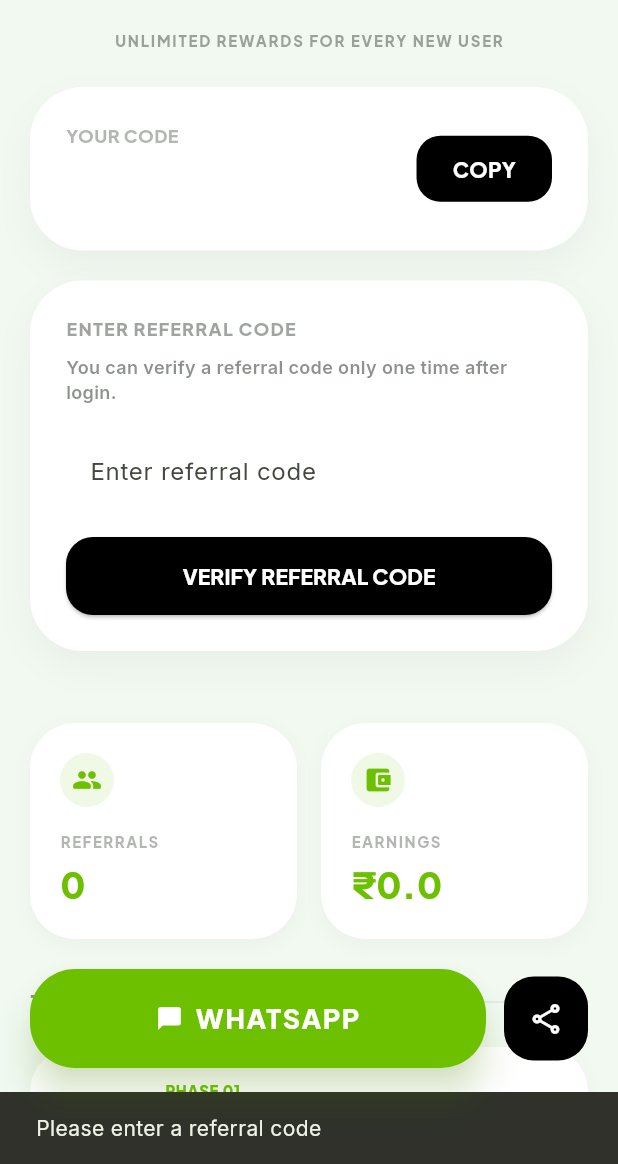
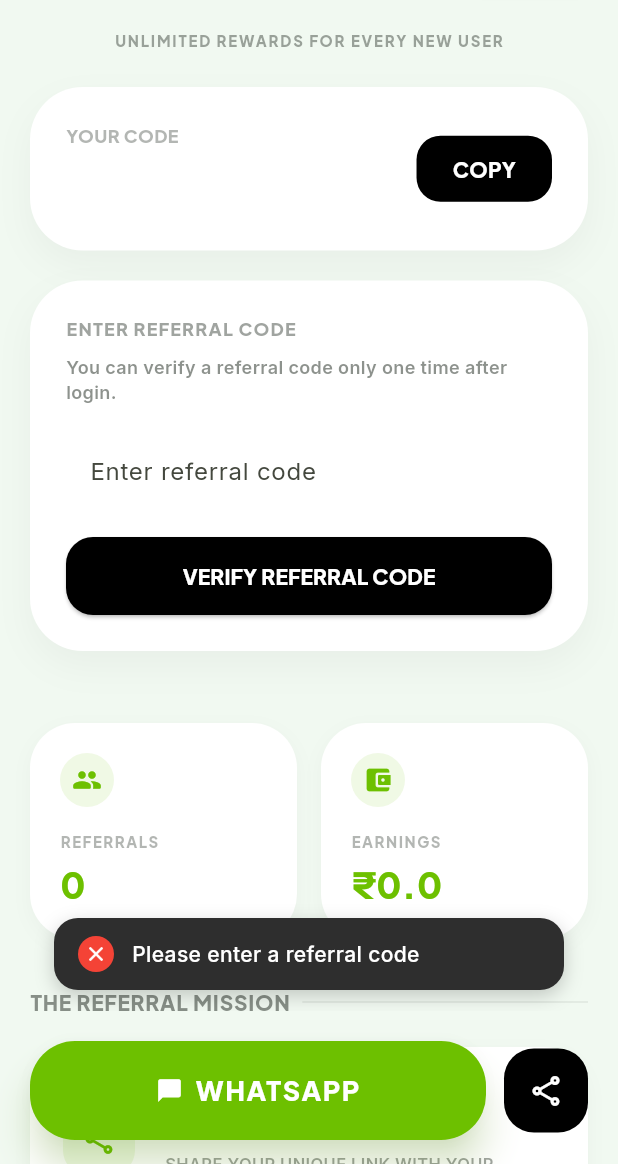
Before and after one commit to prathapprathap/rewards_mobile, a Flutter app: the ReferScreen screen opened directly, after a tap on "VERIFY REFERRAL CODE", on a phone screen of 412 x 824 dp, the part 72-1236 px from its top. Run offline on Flutter 3.47's test engine with Material 3 defaults, Android fonts, the phone set to English and light mode, and no system bars; our stand-ins replace device_info_plus, flutter_fortune_wheel, font_awesome_flutter, google_fonts, google_sign_in, share_plus and 2 more; missing offline and left inert: scratcher; accounts and stored records are empty; network calls fail.

Commit message:
popup changes

```diff
--- a/lib/screens/refer_screen.dart
+++ b/lib/screens/refer_screen.dart
@@ -8,6 +8,7 @@ import '../providers/user_provider.dart';
 import '../providers/settings_provider.dart';
 import '../services/api_service.dart';
 import '../widgets/wallet_symbol_icon.dart';
+import '../widgets/custom_toast.dart';
 
 class ReferScreen extends StatefulWidget {
   const ReferScreen({super.key});
@@ -278,9 +279,7 @@ class _ReferScreenState extends State<ReferScreen> {
           GestureDetector(
             onTap: () {
               Clipboard.setData(ClipboardData(text: code));
-              ScaffoldMessenger.of(
-                context,
-              ).showSnackBar(const SnackBar(content: Text('Code Copied!')));
+              CustomToast.show(context, 'Code Copied!');
             },
             child: Container(
               padding: const EdgeInsets.symmetric(horizontal: 24, vertical: 12),
@@ -452,9 +451,7 @@ class _ReferScreenState extends State<ReferScreen> {
 
     if (userId == null) return;
     if (code.isEmpty) {
-      messenger.showSnackBar(
-        const SnackBar(content: Text('Please enter a referral code')),
-      );
+      CustomToast.show(context, 'Please enter a referral code', isError: true);
       return;
     }
 
@@ -465,17 +462,16 @@ class _ReferScreenState extends State<ReferScreen> {
       _referralCodeController.clear();
       await userProvider.refreshUser();
       if (!mounted) return;
-      messenger.showSnackBar(
-        SnackBar(
-          content: Text(
-            result['message'] ?? 'Referral code applied successfully',
-          ),
-        ),
+      CustomToast.show(
+        context,
+        result['message'] ?? 'Referral code applied successfully',
       );
     } catch (e) {
       if (!mounted) return;
-      messenger.showSnackBar(
-        SnackBar(content: Text(e.toString().replaceAll('Exception: ', ''))),
+      CustomToast.show(
+        context,
+        e.toString().replaceAll('Exception: ', ''),
+        isError: true,
       );
     } finally {
       if (mounted) {
--- /dev/null
+++ b/lib/widgets/custom_toast.dart
@@ -0,0 +1,65 @@
+import 'package:flutter/material.dart';
+import 'package:google_fonts/google_fonts.dart';
+
+class CustomToast {
+  static void show(BuildContext context, String message, {String? title, bool isError = false}) {
+    final scaffoldMessenger = ScaffoldMessenger.of(context);
+
+    // Remove current snackbar if any
+    scaffoldMessenger.hideCurrentSnackBar();
+
+    final displayMessage = title != null ? '$title: $message' : message;
+
+    scaffoldMessenger.showSnackBar(
+      SnackBar(
+        content: Container(
+          padding: const EdgeInsets.symmetric(horizontal: 16, vertical: 12),
+          decoration: BoxDecoration(
+            color: const Color(0xFF2E2E2E),
+            borderRadius: BorderRadius.circular(16),
+            boxShadow: [
+              BoxShadow(
+                color: Colors.black.withOpacity(0.2),
+                blurRadius: 10,
+                offset: const Offset(0, 4),
+              ),
+            ],
+          ),
+          child: Row(
+            mainAxisSize: MainAxisSize.min,
+            children: [
+              Container(
+                padding: const EdgeInsets.all(4),
+                decoration: BoxDecoration(
+                  color: isError ? Colors.red : const Color(0xFF00C853),
+                  shape: BoxShape.circle,
+                ),
+                child: Icon(
+                  isError ? Icons.close : Icons.check,
+                  color: Colors.white,
+                  size: 16,
+                ),
+              ),
+              const SizedBox(width: 12),
+              Expanded(
+                child: Text(
+                  displayMessage,
+                  style: GoogleFonts.inter(
+                    color: Colors.white,
+                    fontSize: 14,
+                    fontWeight: FontWeight.w500,
+                  ),
+                ),
+              ),
+            ],
+          ),
+        ),
+        backgroundColor: Colors.transparent,
+        elevation: 0,
+        behavior: SnackBarBehavior.floating,
+        duration: const Duration(seconds: 3),
+        margin: const EdgeInsets.fromLTRB(20, 0, 20, 20),
+      ),
+    );
+  }
+}
```
Also changed, not shown: lib/screens/daily_checkin_screen.dart (+9 -12 lines), lib/screens/login_screen.dart (+4 -4 lines), lib/screens/offer_detail_screen.dart (+13 -8 lines), lib/screens/special_code_screen.dart (+8 -11 lines), lib/screens/spin_wheel_screen.dart (+6 -8 lines), lib/screens/web_view_screen.dart (+28 -10 lines), lib/screens/withdrawal_screen.dart (+11 -14 lines).
